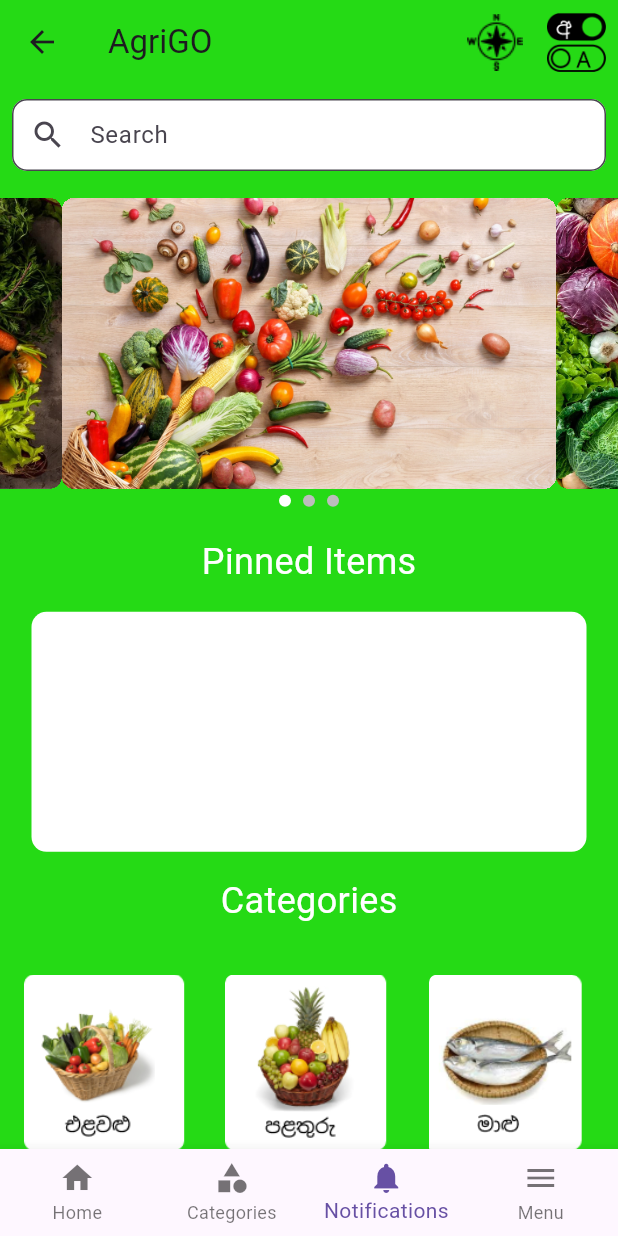
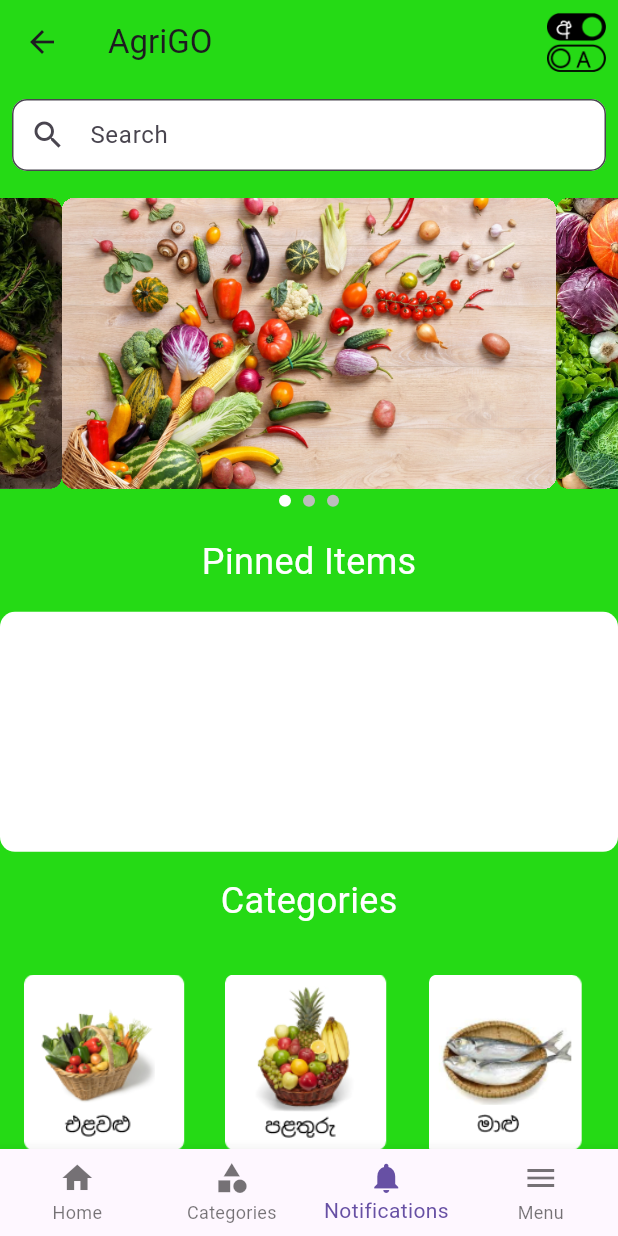
Before and after one commit to thommadurasahan/AgriGo-v1-Repo, a Flutter app: the HomeSin screen opened directly, on a phone screen of 412 x 824 dp. Run offline on Flutter 3.47's test engine with Material 3 defaults, Android fonts, the phone set to English and light mode, and no system bars; drawn by our look-alikes of carousel_slider; our stand-ins replace firebase_auth, firebase_core; accounts and stored records are empty.

Commit message:
Update privacypolicy.dart

```diff
--- a/flutter_agrigo/lib/home_sin.dart
+++ b/flutter_agrigo/lib/home_sin.dart
@@ -36,12 +36,6 @@ class _HomeSinState extends State<HomeSin> {
       appBar: AppBar(
         title: const Text('AgriGO'),
         actions: [
-          IconButton(
-            icon: Image.asset('assets/Compass.png'),
-            onPressed: () {
-              // Handle first icon press action
-            },
-          ),
           IconButton(
             icon: Image.asset('assets/Switch.png'),
             onPressed: () {
@@ -115,7 +109,7 @@ class _HomeSinState extends State<HomeSin> {
             ),
             const SizedBox(height: 16),
             Container(
-              width: 370.0,
+              width: 500.0,
               height: 160.0,
               decoration: BoxDecoration(
                 color: Colors.white,
@@ -154,8 +148,8 @@ class _HomeSinState extends State<HomeSin> {
                         onPressed: () {
                           Navigator.push(
                             context,
-                          MaterialPageRoute(builder: (context) => const VegScreen()
-                          ),
+                            MaterialPageRoute(
+                                builder: (context) => const VegScreen()),
                           );
                         },
                       ),
@@ -169,8 +163,8 @@ class _HomeSinState extends State<HomeSin> {
                         onPressed: () {
                           Navigator.push(
                             context,
-                          MaterialPageRoute(builder: (context) => const FruitScreen()
-                          ),
+                            MaterialPageRoute(
+                                builder: (context) => const FruitScreen()),
                           );
                         },
                       ),
@@ -184,8 +178,8 @@ class _HomeSinState extends State<HomeSin> {
                         onPressed: () {
                           Navigator.push(
                             context,
-                          MaterialPageRoute(builder: (context) => const FishScreen()
-                          ),
+                            MaterialPageRoute(
+                                builder: (context) => const FishScreen()),
                           );
                         },
                       ),
@@ -199,8 +193,8 @@ class _HomeSinState extends State<HomeSin> {
                         onPressed: () {
                           Navigator.push(
                             context,
-                          MaterialPageRoute(builder: (context) => const SpicesScreen()
-                          ),
+                            MaterialPageRoute(
+                                builder: (context) => const SpicesScreen()),
                           );
                         },
                       ),
@@ -214,8 +208,8 @@ class _HomeSinState extends State<HomeSin> {
                         onPressed: () {
                           Navigator.push(
                             context,
-                          MaterialPageRoute(builder: (context) => const ImportsScreen()
-                          ),
+                            MaterialPageRoute(
+                                builder: (context) => const ImportsScreen()),
                           );
                         },
                       ),
@@ -229,8 +223,8 @@ class _HomeSinState extends State<HomeSin> {
                         onPressed: () {
                           Navigator.push(
                             context,
-                          MaterialPageRoute(builder: (context) => const OthersScreen()
-                          ),
+                            MaterialPageRoute(
+                                builder: (context) => const OthersScreen()),
                           );
                         },
                       ),
--- a/flutter_agrigo/lib/main.dart
+++ b/flutter_agrigo/lib/main.dart
@@ -1,5 +1,6 @@
 import 'package:flutter/material.dart';
 import 'package:flutter_agrigo/aboutus.dart';
+import 'package:flutter_agrigo/home_sin.dart';
 
 void main() {
   runApp(const MyApp());
@@ -11,7 +12,7 @@ class MyApp extends StatelessWidget {
   @override
   Widget build(BuildContext context) {
     return const MaterialApp(
-      home: AboutUs(),
+      home: HomeSin(),
     );
   }
 }
```
Also changed, not shown: flutter_agrigo/lib/privacypolicy.dart (+9 -7 lines). Lines whose indentation alone changed are shown as unchanged.
